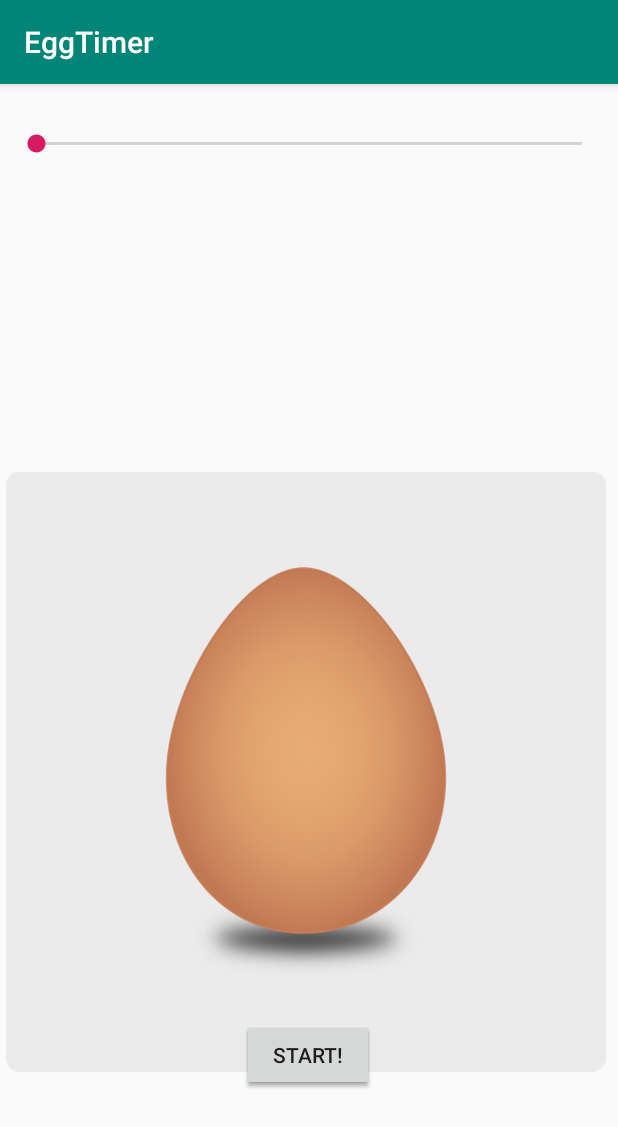
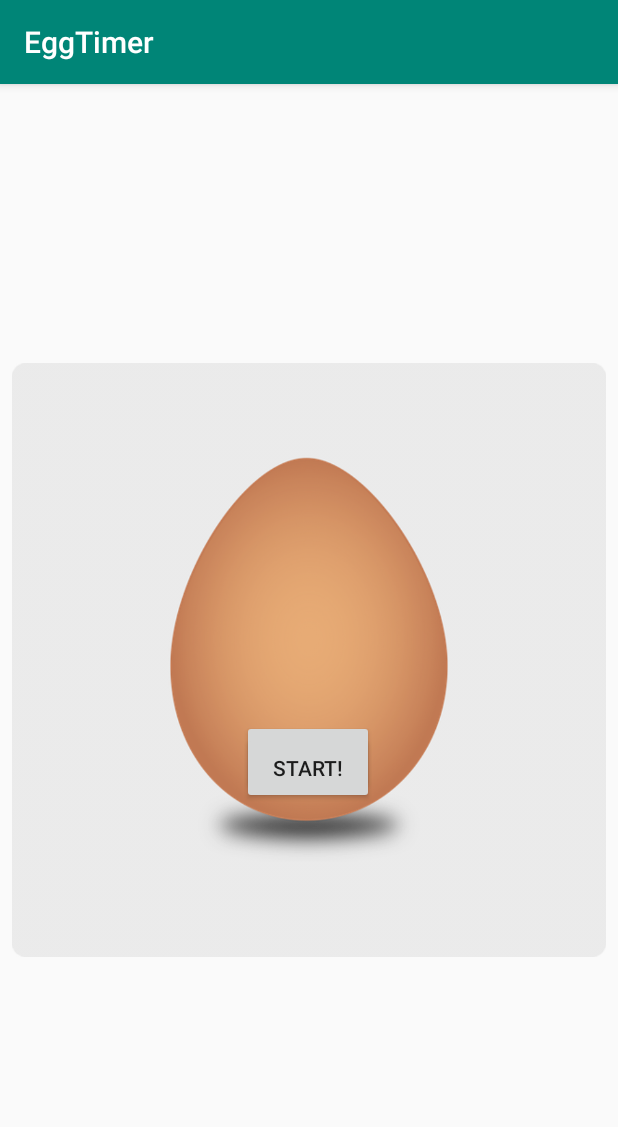
Before and after one commit to IStepien/Egg-Timer, an Android app: the screen it shows after launch (MainActivity), after a tap on "START!", on a phone screen of 412 x 824 dp. Shown: the top 1127 px of the screen. Run offline under Robolectric (Android 15) with nearby library versions, the phone set to English and light mode, and no system bars.

Commit message:
onFinish - sound added

```diff
--- a/app/src/main/java/com/example/eggtimer/MainActivity.java
+++ b/app/src/main/java/com/example/eggtimer/MainActivity.java
@@ -1,6 +1,7 @@
 package com.example.eggtimer;
 
 
+import android.media.MediaPlayer;
 import android.os.CountDownTimer;
 import android.support.v7.app.AppCompatActivity;
 import android.os.Bundle;
@@ -82,8 +83,9 @@ public class MainActivity extends AppCompatActivity {
 
             @Override
             public void onFinish() {
-                Log.i("Finished", "Time passed out");
                 startButton.setVisibility(View.VISIBLE);
+                MediaPlayer mediaPlayer = MediaPlayer.create(getApplicationContext(), R.raw.horn);
+                mediaPlayer.start();
             }
         }.start();
     }
--- a/app/src/main/res/layout/activity_main.xml
+++ b/app/src/main/res/layout/activity_main.xml
@@ -9,8 +9,8 @@
 
     <ImageView
         android:id="@+id/imageView"
-        android:layout_width="400dp"
-        android:layout_height="502dp"
+        android:layout_width="0dp"
+        android:layout_height="0dp"
         android:layout_marginStart="8dp"
         android:layout_marginLeft="8dp"
         android:layout_marginTop="8dp"
@@ -23,8 +23,7 @@
         app:layout_constraintStart_toStartOf="parent"
         app:layout_constraintTop_toTopOf="parent"
         app:layout_constraintVertical_bias="0.798"
-        app:srcCompat="@drawable/egg_1"
-        />
+        app:srcCompat="@drawable/egg_1" />
 
     <Button
         android:id="@+id/stopButton"
@@ -35,12 +34,13 @@
         android:layout_marginTop="416dp"
         android:layout_marginEnd="8dp"
         android:layout_marginRight="8dp"
+        android:onClick="stopTimer"
         android:text="@string/stopButton"
         android:visibility="invisible"
         app:layout_constraintEnd_toEndOf="parent"
         app:layout_constraintHorizontal_bias="0.498"
         app:layout_constraintStart_toStartOf="parent"
-        app:layout_constraintTop_toTopOf="@+id/imageView" />
+        app:layout_constraintTop_toTopOf="@+id/seekBar" />
 
     <Button
         android:id="@+id/startButton"
@@ -48,7 +48,7 @@
         android:layout_height="wrap_content"
         android:layout_marginStart="8dp"
         android:layout_marginLeft="8dp"
-        android:layout_marginTop="416dp"
+        android:layout_marginTop="8dp"
         android:layout_marginEnd="8dp"
         android:layout_marginRight="8dp"
         android:onClick="startTimer"
@@ -57,7 +57,7 @@
         app:layout_constraintEnd_toEndOf="parent"
         app:layout_constraintHorizontal_bias="0.498"
         app:layout_constraintStart_toStartOf="parent"
-        app:layout_constraintTop_toTopOf="@+id/imageView" />
+        app:layout_constraintTop_toTopOf="@+id/stopButton" />
 
     <TextView
         android:id="@+id/timeTextView"
```
Also changed, not shown: 1 other file.
